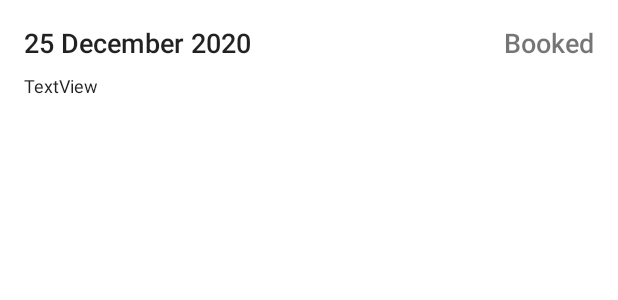
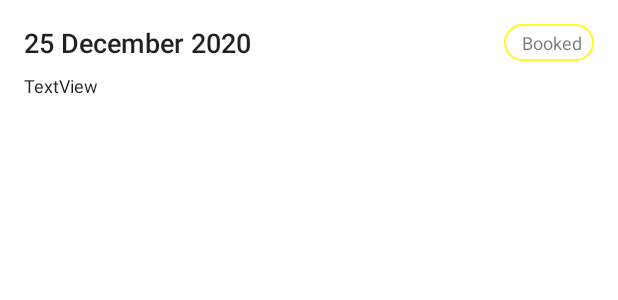
Before and after one commit to suniljakharsikar/Election_app, an Android app: the layout raw_appointment.xml on its own in the app's theme, with its tools: preview values and no code run, on a phone screen of 412 x 824 dp. Shown: the top 300 px of the screen. Run offline under Robolectric (Android 15) with nearby library versions, the light colour scheme and no system bars; network calls fail.

Commit message:
setting appointment

```diff
--- a/app/src/main/java/b2d/l/mahtmagandhi/LoginActivity.java
+++ b/app/src/main/java/b2d/l/mahtmagandhi/LoginActivity.java
@@ -260,6 +260,7 @@ public class LoginActivity extends AppCompatActivity {
                                                     // Get new FCM registration token
                                                     tokenid = task.getResult();
 
+
                                                     // Log and toast
 //                        String msg = getString(R.string.msg_token_fmt, token);
 //                        Log.d(TAG, msg);
--- a/app/src/main/java/b2d/l/mahtmagandhi/Register.java
+++ b/app/src/main/java/b2d/l/mahtmagandhi/Register.java
@@ -104,6 +104,7 @@ public class Register extends AppCompatActivity {
         pincode.setText(preferences.getString(Datas.user_postal_code, ""));
         state.setText(preferences.getString(Datas.user_state, ""));
         distirct.setText(preferences.getString(Datas.user_district, ""));
+        city.setText(preferences.getString(Datas.user_village,""),false);
         radioGroup = findViewById(R.id.radioGroup);
 //        city.setText(preferences.getString(Datas.user_village, ""));
         stopAnim();
--- /dev/null
+++ b/app/src/main/res/drawable-mdpi/rectangle_curly_box_stroke_booked.xml
@@ -0,0 +1,5 @@
+<?xml version="1.0" encoding="utf-8"?>
+<shape xmlns:android="http://schemas.android.com/apk/res/android" android:shape="rectangle">
+<corners android:radius="16dp"/>
+    <stroke android:color="@color/book" android:width="1dp"/>
+</shape>
--- /dev/null
+++ b/app/src/main/res/drawable-mdpi/rectangle_curly_box_stroke_expired.xml
@@ -0,0 +1,5 @@
+<?xml version="1.0" encoding="utf-8"?>
+<shape xmlns:android="http://schemas.android.com/apk/res/android" android:shape="rectangle">
+<corners android:radius="16dp"/>
+    <stroke android:color="@color/expired" android:width="1dp"/>
+</shape>
--- /dev/null
+++ b/app/src/main/res/drawable-mdpi/rectangle_curly_box_stroke_pending.xml
@@ -0,0 +1,5 @@
+<?xml version="1.0" encoding="utf-8"?>
+<shape xmlns:android="http://schemas.android.com/apk/res/android" android:shape="rectangle">
+<corners android:radius="16dp"/>
+    <stroke android:color="@color/pending" android:width="1dp"/>
+</shape>
--- a/app/src/main/res/layout/raw_appointment.xml
+++ b/app/src/main/res/layout/raw_appointment.xml
@@ -15,21 +15,42 @@
         android:textAppearance="@style/TextAppearance.AppCompat.Body1"
         android:textSize="18sp"
         android:textStyle="bold"
-        app:layout_constraintEnd_toStartOf="@+id/textView13"
+        app:layout_constraintEnd_toStartOf="@+id/ll_status_aapt"
         app:layout_constraintHorizontal_bias="0.0"
         app:layout_constraintStart_toStartOf="parent"
         app:layout_constraintTop_toTopOf="parent" />
 
-    <TextView
-        android:id="@+id/textView13"
+    <LinearLayout
+        android:id="@+id/ll_status_aapt"
         android:layout_width="wrap_content"
         android:layout_height="wrap_content"
-        android:fontFamily="sans-serif-light"
-        android:text="Booked"
-        android:textSize="18sp"
-        android:textStyle="bold"
+        android:background="@drawable/rectangle_curly_box_stroke_pending"
+        android:gravity="center"
+        android:paddingLeft="8dp"
+
+        android:paddingTop="4dp"
+        android:paddingRight="8dp"
+        android:paddingBottom="4dp"
         app:layout_constraintEnd_toEndOf="parent"
-        app:layout_constraintTop_toTopOf="parent" />
+        app:layout_constraintTop_toTopOf="parent">
+
+        <ImageView
+            android:id="@+id/ic_status_apt"
+            android:layout_width="wrap_content"
+            android:layout_height="wrap_content" />
+
+        <TextView
+            android:id="@+id/textView13"
+            android:layout_width="wrap_content"
+            android:layout_height="wrap_content"
+            android:layout_marginLeft="4dp"
+
+            android:text="Booked"
+            android:textSize="12sp"
+
+            />
+    </LinearLayout>
+
 
     <TextView
         android:id="@+id/textView14"
--- a/app/src/main/res/values/colors.xml
+++ b/app/src/main/res/values/colors.xml
@@ -10,7 +10,7 @@
     <color name="text_comment_name">#1A167F</color>
     <color name="blue_home_icon">#040882</color>
     <color name="commentself">#EBEBEB</color>
-    <color name="book">#52C462</color>
-    <color name="pending">#B7251D</color>
+    <color name="book">#03CC75</color>
+    <color name="pending">#FFF821</color>
     <color name="expired">#BEBEBE</color>
 </resources>
```
Also changed, not shown: app/build.gradle (+6 -2 lines), app/src/main/java/b2d/l/mahtmagandhi/Appointment.java (deleted, +0 -46 lines), app/src/main/java/b2d/l/mahtmagandhi/Appointment.kt (added, +89 -0 lines), app/src/main/java/b2d/l/mahtmagandhi/AppointmentAdapter.java (+59 -11 lines), app/src/main/java/b2d/l/mahtmagandhi/AppointmentModel.kt (added, +30 -0 lines), app/src/main/java/b2d/l/mahtmagandhi/SettingProfile.kt (+44 -6 lines), app/src/main/res/drawable/ic_confirmed.xml (added, +12 -0 lines), app/src/main/res/drawable/ic_expired.xml (added, +12 -0 lines), app/src/main/res/drawable/ic_pending.xml (added, +12 -0 lines), app/src/main/res/layout/activity_appointment.xml (+15 -14 lines).
